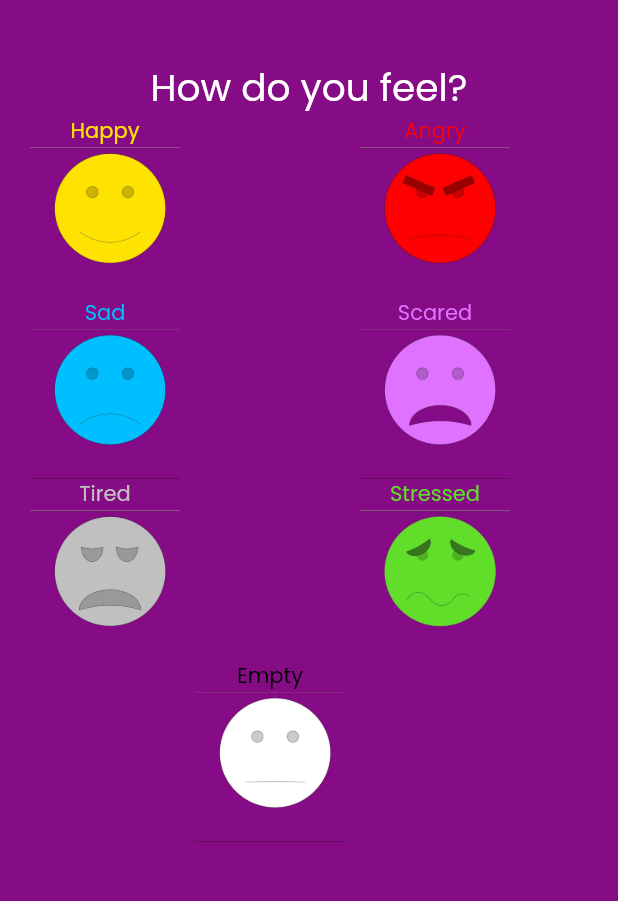
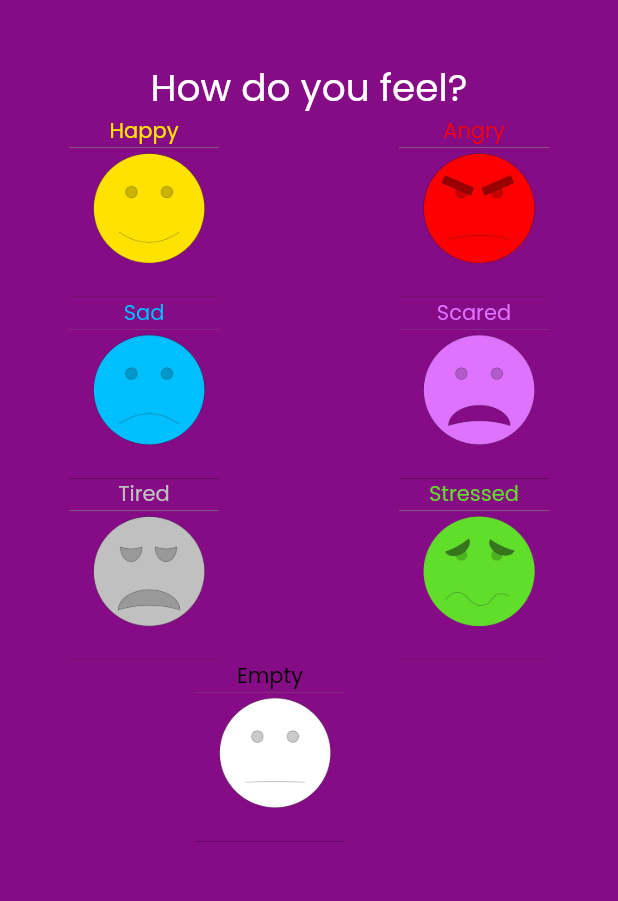
Before and after one commit to bhivinr/emotify-app, a Flutter app: the screen it shows after launch, on a phone screen of 412 x 824 dp, the part 159-1060 px from its top. Run offline on Flutter 3.47's test engine with Material 2 defaults, Android fonts, the phone set to English and light mode, and no system bars; our stand-ins replace auto_size_text, built_collection, built_value, cloud_firestore, firebase_core, flutter_rating_bar and 4 more; missing offline and left inert: json_path; accounts and stored records are empty; generated files the repository leaves out were written again.

Commit message:
Updating to latest FlutterFlow output.

```diff
--- a/lib/home_page/home_page_widget.dart
+++ b/lib/home_page/home_page_widget.dart
@@ -88,11 +88,10 @@ class _HomePageWidgetState extends State<HomePageWidget> {
                 children: [
                   Row(
                     mainAxisSize: MainAxisSize.max,
+                    mainAxisAlignment: MainAxisAlignment.center,
                     children: [
                       Align(
                         alignment: AlignmentDirectional(0, 0),
-                        child: Padding(
-                          padding: EdgeInsetsDirectional.fromSTEB(20, 0, 0, 0),
                         child: Column(
                           mainAxisSize: MainAxisSize.max,
                           children: [
@@ -100,12 +99,10 @@ class _HomePageWidgetState extends State<HomePageWidget> {
                               mainAxisSize: MainAxisSize.max,
                               children: [
                                 Align(
-                                    alignment:
-                                        AlignmentDirectional(-0.05, -0.95),
+                                  alignment: AlignmentDirectional(-0.05, -0.95),
                                   child: Text(
                                     'Happy',
-                                      style:
-                                          FlutterFlowTheme.bodyText1.override(
+                                    style: FlutterFlowTheme.bodyText1.override(
                                       fontFamily: 'Poppins',
                                       color: Color(0xFFFFE300),
                                     ),
@@ -142,8 +139,7 @@ class _HomePageWidgetState extends State<HomePageWidget> {
                                   alignment: AlignmentDirectional(0, -0.95),
                                   child: Text(
                                     'Sad',
-                                      style:
-                                          FlutterFlowTheme.bodyText1.override(
+                                    style: FlutterFlowTheme.bodyText1.override(
                                       fontFamily: 'Poppins',
                                       color: Color(0xFF00BFFF),
                                     ),
@@ -177,8 +173,7 @@ class _HomePageWidgetState extends State<HomePageWidget> {
                                   alignment: AlignmentDirectional(0, -0.95),
                                   child: Text(
                                     'Tired',
-                                      style:
-                                          FlutterFlowTheme.bodyText1.override(
+                                    style: FlutterFlowTheme.bodyText1.override(
                                       fontFamily: 'Poppins',
                                       color: Color(0xFFC0C0C0),
                                     ),
@@ -206,7 +201,6 @@ class _HomePageWidgetState extends State<HomePageWidget> {
                               ],
                             ),
                           ],
-                          ),
                         ),
                       ),
                       Align(
```
Lines whose indentation alone changed are shown as unchanged.
